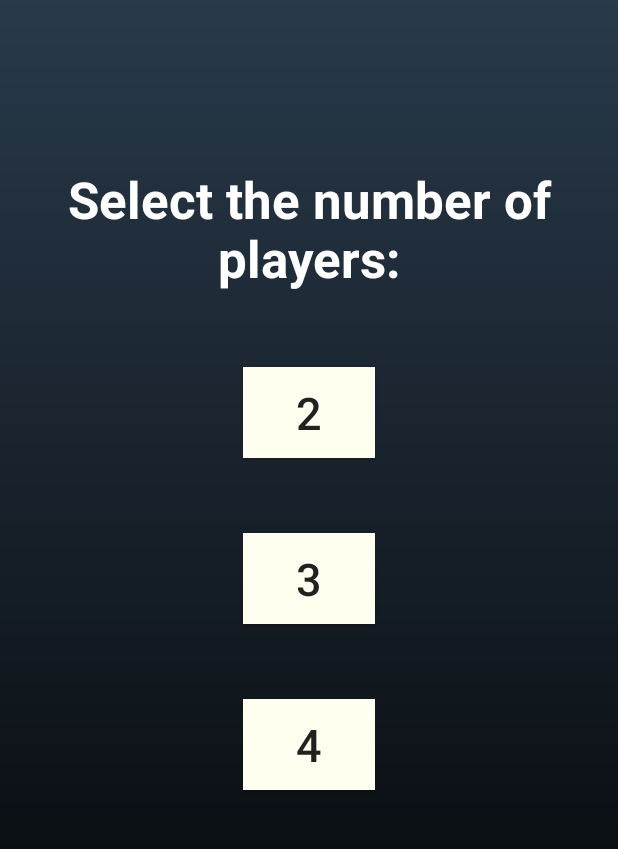
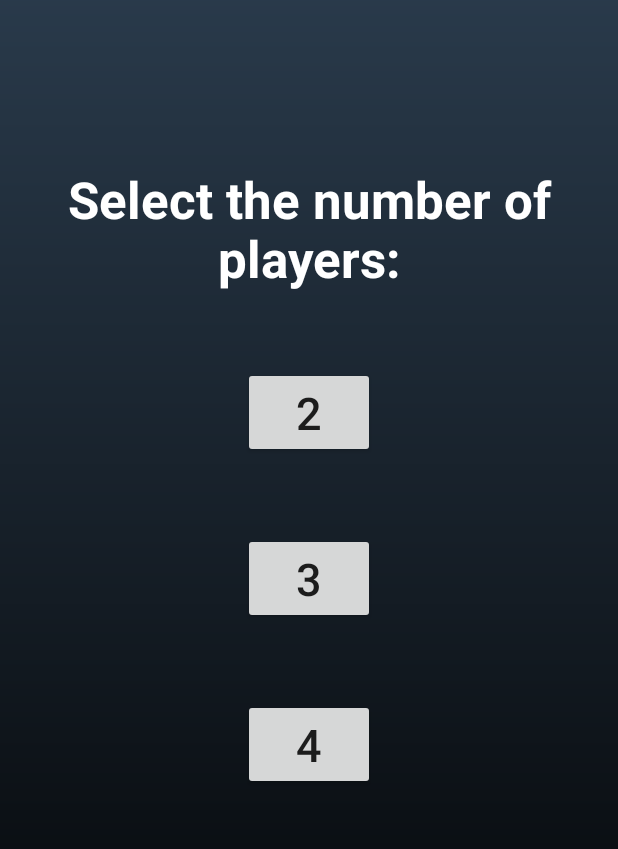
Before and after one commit to sach1n1/ARCape, an Android app: the Number screen opened directly, with no data from a screen before it, on a phone screen of 412 x 824 dp, the part 84-933 px from its top. Run offline under Robolectric (Android 15) with nearby library versions, the phone set to English and light mode, and no system bars.

Commit message:
Launch screen with text and button background

```diff
--- a/app/src/main/res/drawable/intro_splash.xml
+++ b/app/src/main/res/drawable/intro_splash.xml
@@ -5,6 +5,6 @@
     <item>
         <bitmap
             android:gravity="center"
-            android:src="@drawable/launch" />
+            android:src="@drawable/launch_text" />
     </item>
 </layer-list>
--- a/app/src/main/res/layout/number.xml
+++ b/app/src/main/res/layout/number.xml
@@ -34,10 +34,9 @@
         android:layout_width="wrap_content"
         android:padding="10dp"
         android:text="2"
-        android:background="#FFFFF0"
+
         android:textSize="30sp"
-        android:layout_marginTop="50dp"
-        android:layout_centerHorizontal="true"/>
+        android:layout_marginTop="50dp" />
 
     <Button
         android:id="@+id/startBtn3"
@@ -46,10 +45,8 @@
         android:layout_width="wrap_content"
         android:padding="10dp"
         android:text="3"
-        android:background="#FFFFF0"
         android:textSize="30sp"
-        android:layout_marginTop="50dp"
-        android:layout_centerHorizontal="true"/>
+        android:layout_marginTop="50dp" />
 
     <Button
         android:id="@+id/startBtn4"
@@ -58,7 +55,6 @@
         android:layout_width="wrap_content"
         android:padding="10dp"
         android:text="4"
-        android:background="#FFFFF0"
         android:textSize="30sp"
         android:layout_marginTop="50dp" />
 
```
Also changed, not shown: app/src/main/res/drawable/launch_text.png (added).
